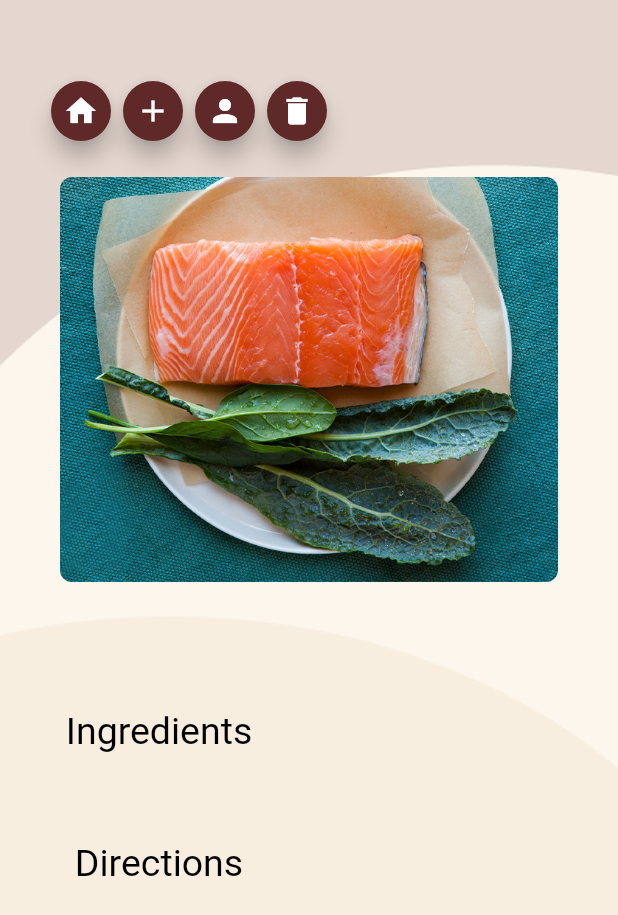
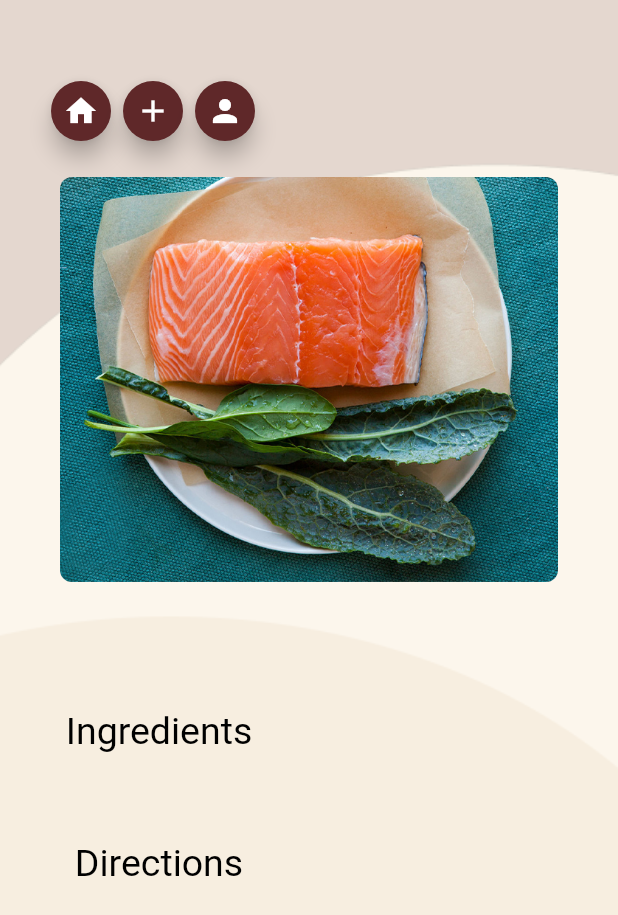
Before and after one commit to vincentv1345/COP4331-Recipe-Book, a Flutter app: the RecipeScreen screen opened by its route, on a phone screen of 412 x 824 dp. Shown: the top 915 px of the screen. Run offline on Flutter 3.47's test engine with Material 2 defaults, Android fonts, the phone set to English and light mode, and no system bars; our stand-ins replace image_picker; missing offline and left inert: outline_search_bar; network calls fail.

Commit message:
no delete button

```diff
--- a/mobile/lib/screens/ViewRecipe.dart
+++ b/mobile/lib/screens/ViewRecipe.dart
@@ -159,22 +159,8 @@ class _MainPageState extends State<MainPage> {
                       ),
                     ]
                 ),
-                Column(
-                    children:<Widget>[
+                //if(Delete.counter == 1)
 
-                      const SizedBox(width: 16),
-
-                      FloatingActionButton.small(
-                        backgroundColor: Color(0xff5F2829),
-                        onPressed: () {
-                          Navigator.push(context, new MaterialPageRoute(
-                              builder: (context) => new ProfileScreen())
-                          );
-                        },
-                        child: const Icon(Icons.delete),
-                      ),
-                    ]
-                ),
 
 
              /*   Container(
```
